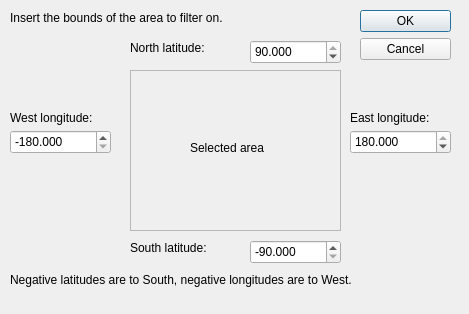
Before: the Qt Designer form QtGUI/LimitsDialog.ui in alus-it/AirspaceConverter, drawn with Qt 5.
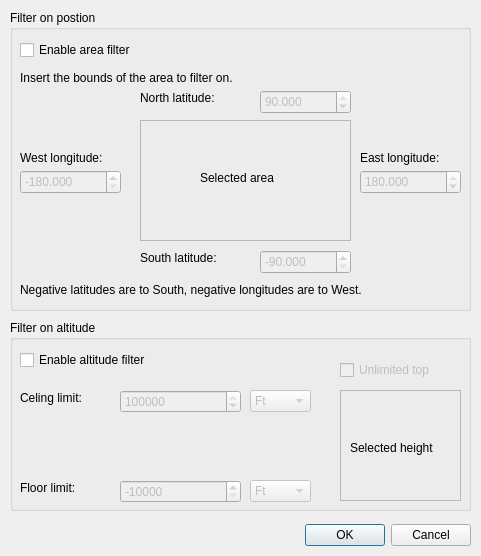
After: the same form once the commit is applied.

Commit message: #152: Introducing altitude limits in Qt dialog

```diff
--- a/QtGUI/LimitsDialog.ui
+++ b/QtGUI/LimitsDialog.ui
@@ -6,8 +6,8 @@
    <rect>
     <x>0</x>
     <y>0</y>
-    <width>469</width>
-    <height>314</height>
+    <width>481</width>
+    <height>556</height>
    </rect>
   </property>
   <property name="windowTitle">
@@ -16,57 +16,88 @@
   <widget class="QDialogButtonBox" name="buttonBox">
    <property name="geometry">
     <rect>
-     <x>360</x>
-     <y>10</y>
-     <width>91</width>
-     <height>51</height>
+     <x>300</x>
+     <y>520</y>
+     <width>171</width>
+     <height>31</height>
     </rect>
    </property>
+   <property name="sizePolicy">
+    <sizepolicy hsizetype="Expanding" vsizetype="Fixed">
+     <horstretch>0</horstretch>
+     <verstretch>0</verstretch>
+    </sizepolicy>
+   </property>
    <property name="toolTip">
     <string>Confirm and apply filter selection with &quot;OK&quot; or abort with &quot;Cancel&quot;.</string>
    </property>
    <property name="orientation">
-    <enum>Qt::Vertical</enum>
+    <enum>Qt::Horizontal</enum>
    </property>
    <property name="standardButtons">
     <set>QDialogButtonBox::Cancel|QDialogButtonBox::Ok</set>
    </property>
   </widget>
-  <widget class="QFrame" name="frame">
+  <widget class="QGroupBox" name="positionGroupBox">
    <property name="geometry">
     <rect>
+     <x>10</x>
+     <y>10</y>
+     <width>461</width>
+     <height>301</height>
+    </rect>
+   </property>
+   <property name="title">
+    <string>Filter on postion</string>
+   </property>
+   <widget class="QLabel" name="label_7">
+    <property name="geometry">
+     <rect>
+      <x>10</x>
+      <y>270</y>
+      <width>451</width>
+      <height>20</height>
+     </rect>
+    </property>
+    <property name="text">
+     <string>Negative latitudes are to South, negative longitudes are to West.</string>
+    </property>
+   </widget>
+   <widget class="QLabel" name="label_2">
+    <property name="geometry">
+     <rect>
      <x>130</x>
-     <y>70</y>
-     <width>211</width>
-     <height>161</height>
-    </rect>
-   </property>
-   <property name="frameShape">
-    <enum>QFrame::StyledPanel</enum>
-   </property>
-   <property name="frameShadow">
-    <enum>QFrame::Raised</enum>
-   </property>
-   <widget class="QLabel" name="label">
+      <y>80</y>
+      <width>111</width>
+      <height>16</height>
+     </rect>
+    </property>
+    <property name="text">
+     <string>North latitude:</string>
+    </property>
+   </widget>
+   <widget class="QLabel" name="label_5">
+    <property name="geometry">
+     <rect>
+      <x>130</x>
+      <y>240</y>
+      <width>111</width>
+      <height>16</height>
+     </rect>
+    </property>
+    <property name="text">
+     <string>South latitude:</string>
+    </property>
+   </widget>
+   <widget class="QDoubleSpinBox" name="leftLonSpinBox">
+    <property name="enabled">
+     <bool>false</bool>
+    </property>
     <property name="geometry">
      <rect>
-      <x>60</x>
-      <y>70</y>
+      <x>10</x>
+      <y>160</y>
       <width>101</width>
-      <height>16</height>
-     </rect>
-    </property>
-    <property name="text">
-     <string>Selected area</string>
-    </property>
-   </widget>
-  </widget>
-  <widget class="QDoubleSpinBox" name="topLatSpinBox">
-   <property name="geometry">
-    <rect>
-     <x>250</x>
-     <y>40</y>
-     <width>91</width>
      <height>24</height>
     </rect>
    </property>
@@ -77,16 +108,19 @@
     <number>3</number>
    </property>
    <property name="minimum">
-    <double>-90.000000000000000</double>
+     <double>-180.000000000000000</double>
    </property>
    <property name="maximum">
-    <double>90.000000000000000</double>
+     <double>180.000000000000000</double>
    </property>
    <property name="value">
-    <double>90.000000000000000</double>
+     <double>-180.000000000000000</double>
    </property>
   </widget>
   <widget class="QDoubleSpinBox" name="bottomLatSpinBox">
+    <property name="enabled">
+     <bool>false</bool>
+    </property>
    <property name="geometry">
     <rect>
      <x>250</x>
@@ -112,10 +146,13 @@
    </property>
   </widget>
   <widget class="QDoubleSpinBox" name="rightLonSpinBox">
+    <property name="enabled">
+     <bool>false</bool>
+    </property>
    <property name="geometry">
     <rect>
      <x>350</x>
-     <y>130</y>
+      <y>160</y>
      <width>101</width>
      <height>24</height>
     </rect>
@@ -136,12 +173,15 @@
     <double>180.000000000000000</double>
    </property>
   </widget>
-  <widget class="QDoubleSpinBox" name="leftLonSpinBox">
+   <widget class="QDoubleSpinBox" name="topLatSpinBox">
+    <property name="enabled">
+     <bool>false</bool>
+    </property>
    <property name="geometry">
     <rect>
-     <x>10</x>
-     <y>130</y>
-     <width>101</width>
+      <x>250</x>
+      <y>80</y>
+      <width>91</width>
      <height>24</height>
     </rect>
    </property>
@@ -152,33 +192,62 @@
     <number>3</number>
    </property>
    <property name="minimum">
-    <double>-180.000000000000000</double>
+     <double>-90.000000000000000</double>
    </property>
    <property name="maximum">
-    <double>180.000000000000000</double>
+     <double>90.000000000000000</double>
    </property>
    <property name="value">
-    <double>-180.000000000000000</double>
-   </property>
-  </widget>
-  <widget class="QLabel" name="label_2">
+     <double>90.000000000000000</double>
+    </property>
+   </widget>
+   <widget class="QLabel" name="label_6">
+    <property name="geometry">
+     <rect>
+      <x>10</x>
+      <y>60</y>
+      <width>341</width>
+      <height>16</height>
+     </rect>
+    </property>
+    <property name="text">
+     <string>Insert the bounds of the area to filter on.</string>
+    </property>
+   </widget>
+   <widget class="QFrame" name="positionArea">
    <property name="geometry">
     <rect>
      <x>130</x>
-     <y>40</y>
-     <width>111</width>
+      <y>110</y>
+      <width>211</width>
+      <height>121</height>
+     </rect>
+    </property>
+    <property name="frameShape">
+     <enum>QFrame::StyledPanel</enum>
+    </property>
+    <property name="frameShadow">
+     <enum>QFrame::Raised</enum>
+    </property>
+    <widget class="QLabel" name="label">
+     <property name="geometry">
+      <rect>
+       <x>60</x>
+       <y>50</y>
+       <width>101</width>
      <height>16</height>
     </rect>
    </property>
    <property name="text">
-    <string>North latitude:</string>
-   </property>
+      <string>Selected area</string>
+     </property>
+    </widget>
   </widget>
   <widget class="QLabel" name="label_3">
    <property name="geometry">
     <rect>
      <x>10</x>
-     <y>110</y>
+      <y>140</y>
      <width>111</width>
      <height>16</height>
     </rect>
@@ -191,7 +260,7 @@
    <property name="geometry">
     <rect>
      <x>350</x>
-     <y>110</y>
+      <y>140</y>
      <width>111</width>
      <height>16</height>
     </rect>
@@ -200,44 +269,236 @@
     <string>East longitude:</string>
    </property>
   </widget>
-  <widget class="QLabel" name="label_5">
+   <widget class="QCheckBox" name="filterOnPositionCheckBox">
    <property name="geometry">
     <rect>
-     <x>130</x>
-     <y>240</y>
+      <x>10</x>
+      <y>30</y>
+      <width>161</width>
+      <height>20</height>
+     </rect>
+    </property>
+    <property name="toolTip">
+     <string>Tick this check box to enable the area filter.</string>
+    </property>
+    <property name="text">
+     <string>Enable area filter</string>
+    </property>
+   </widget>
+  </widget>
+  <widget class="QGroupBox" name="altitudeGroupBox">
+   <property name="geometry">
+    <rect>
+     <x>10</x>
+     <y>320</y>
+     <width>461</width>
+     <height>191</height>
+    </rect>
+   </property>
+   <property name="title">
+    <string>Filter on altitude</string>
+   </property>
+   <widget class="QCheckBox" name="filterOnAltitudeCheckBox">
+    <property name="geometry">
+     <rect>
+      <x>10</x>
+      <y>30</y>
+      <width>161</width>
+      <height>20</height>
+     </rect>
+    </property>
+    <property name="toolTip">
+     <string>Tick this check box to enable the altitude filter.</string>
+    </property>
+    <property name="text">
+     <string>Enable altitude filter</string>
+    </property>
+   </widget>
+   <widget class="QLabel" name="label_8">
+    <property name="geometry">
+     <rect>
+      <x>10</x>
+      <y>70</y>
+      <width>91</width>
+      <height>16</height>
+     </rect>
+    </property>
+    <property name="text">
+     <string>Celing limit:</string>
+    </property>
+   </widget>
+   <widget class="QFrame" name="altitudeArea">
+    <property name="geometry">
+     <rect>
+      <x>330</x>
+      <y>70</y>
+      <width>121</width>
+      <height>111</height>
+     </rect>
+    </property>
+    <property name="frameShape">
+     <enum>QFrame::StyledPanel</enum>
+    </property>
+    <property name="frameShadow">
+     <enum>QFrame::Raised</enum>
+    </property>
+    <widget class="QLabel" name="label_9">
+     <property name="geometry">
+      <rect>
+       <x>10</x>
+       <y>50</y>
      <width>111</width>
      <height>16</height>
     </rect>
    </property>
    <property name="text">
-    <string>South latitude:</string>
-   </property>
-  </widget>
-  <widget class="QLabel" name="label_6">
+      <string>Selected height</string>
+     </property>
+    </widget>
+   </widget>
+   <widget class="QLabel" name="label_10">
    <property name="geometry">
     <rect>
      <x>10</x>
-     <y>10</y>
-     <width>341</width>
+      <y>160</y>
+      <width>91</width>
      <height>16</height>
     </rect>
    </property>
    <property name="text">
-    <string>Insert the bounds of the area to filter on.</string>
-   </property>
-  </widget>
-  <widget class="QLabel" name="label_7">
+     <string>Floor limit:</string>
+    </property>
+   </widget>
+   <widget class="QSpinBox" name="hiAltLimitSpinBox">
+    <property name="enabled">
+     <bool>false</bool>
+    </property>
    <property name="geometry">
     <rect>
-     <x>10</x>
-     <y>270</y>
-     <width>451</width>
+      <x>110</x>
+      <y>70</y>
+      <width>121</width>
+      <height>23</height>
+     </rect>
+    </property>
+    <property name="toolTip">
+     <string>Enter here the maximum altitude MSL for the altitude filter.</string>
+    </property>
+    <property name="minimum">
+     <number>-10000</number>
+    </property>
+    <property name="maximum">
+     <number>200000</number>
+    </property>
+    <property name="value">
+     <number>200000</number>
+    </property>
+   </widget>
+   <widget class="QSpinBox" name="lowAltLimitSpinBox">
+    <property name="enabled">
+     <bool>false</bool>
+    </property>
+    <property name="geometry">
+     <rect>
+      <x>110</x>
+      <y>160</y>
+      <width>121</width>
+      <height>23</height>
+     </rect>
+    </property>
+    <property name="toolTip">
+     <string>Enter here the minimum altitude MSL for the altitude filter.</string>
+    </property>
+    <property name="minimum">
+     <number>-10000</number>
+    </property>
+    <property name="maximum">
+     <number>200000</number>
+    </property>
+    <property name="value">
+     <number>-10000</number>
+    </property>
+   </widget>
+   <widget class="QCheckBox" name="unlimitedTopAltitudeCheckBox">
+    <property name="enabled">
+     <bool>false</bool>
+    </property>
+    <property name="geometry">
+     <rect>
+      <x>330</x>
+      <y>40</y>
+      <width>121</width>
      <height>20</height>
     </rect>
    </property>
    <property name="text">
-    <string>Negative latitudes are to South, negative longitudes are to West.</string>
-   </property>
+     <string>Unlimited top</string>
+    </property>
+   </widget>
+   <widget class="QComboBox" name="hiAltLimitUnitComboBox">
+    <property name="enabled">
+     <bool>false</bool>
+    </property>
+    <property name="geometry">
+     <rect>
+      <x>240</x>
+      <y>70</y>
+      <width>61</width>
+      <height>22</height>
+     </rect>
+    </property>
+    <property name="toolTip">
+     <string>Select here the measure unit for the maximum filtering altitude.</string>
+    </property>
+    <property name="maxVisibleItems">
+     <number>2</number>
+    </property>
+    <property name="insertPolicy">
+     <enum>QComboBox::NoInsert</enum>
+    </property>
+    <item>
+     <property name="text">
+      <string>Ft</string>
+     </property>
+    </item>
+    <item>
+     <property name="text">
+      <string>m</string>
+     </property>
+    </item>
+   </widget>
+   <widget class="QComboBox" name="lowAltLimitUnitComboBox">
+    <property name="enabled">
+     <bool>false</bool>
+    </property>
+    <property name="geometry">
+     <rect>
+      <x>240</x>
+      <y>160</y>
+      <width>61</width>
+      <height>22</height>
+     </rect>
+    </property>
+    <property name="toolTip">
+     <string>Select here the measure unit for the minimum filtering altitude.</string>
+    </property>
+    <property name="maxVisibleItems">
+     <number>2</number>
+    </property>
+    <property name="insertPolicy">
+     <enum>QComboBox::NoInsert</enum>
+    </property>
+    <item>
+     <property name="text">
+      <string>Ft</string>
+     </property>
+    </item>
+    <item>
+     <property name="text">
+      <string>m</string>
+     </property>
+    </item>
+   </widget>
   </widget>
  </widget>
  <tabstops>
```
Left out of the diff: 7 changed lines with no effect on the pictures. Lines whose indentation alone changed are shown as unchanged. The commit also changes 5 other files.
